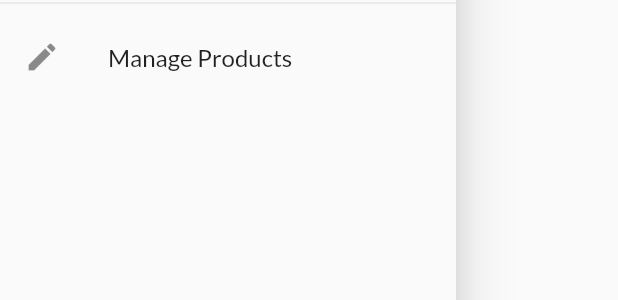
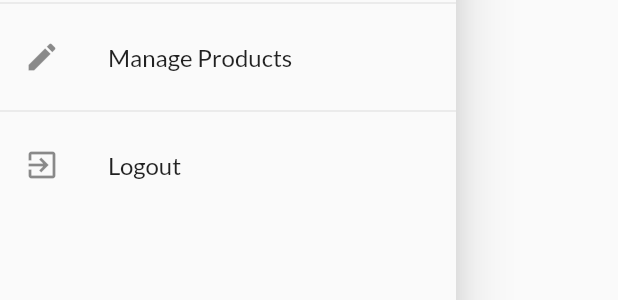
Before and after one commit to Flutter-Devl/Shopping_App, a Flutter app: the AppDrawer widget shown alone on an empty page, opened directly, on a phone screen of 412 x 824 dp. Shown: the part 309-609 px from the top of the screen. Run offline on Flutter 3.47's test engine with Material 2 defaults, Android fonts, the phone set to English and light mode, and no system bars; our stand-ins replace shared_preferences; accounts and stored records are empty; network calls fail.

Commit message:
Update app_drawer.dart

```diff
--- a/lib/widgets/app_drawer.dart
+++ b/lib/widgets/app_drawer.dart
@@ -39,6 +39,16 @@ class AppDrawer extends StatelessWidget {
                   .pushReplacementNamed(UserProductsScreen.routeName);
             },
           ),
+        const Divider(),
+          ListTile(
+            leading: const Icon(Icons.exit_to_app),
+            title: const Text('Logout'),
+            onTap: () {
+              Navigator.of(context).pop();
+              Navigator.of(context).pushReplacementNamed('/');
+              Provider.of<Auth>(context, listen: false).logout();
+            },
+          ),
         ],
       ),
     );
```
